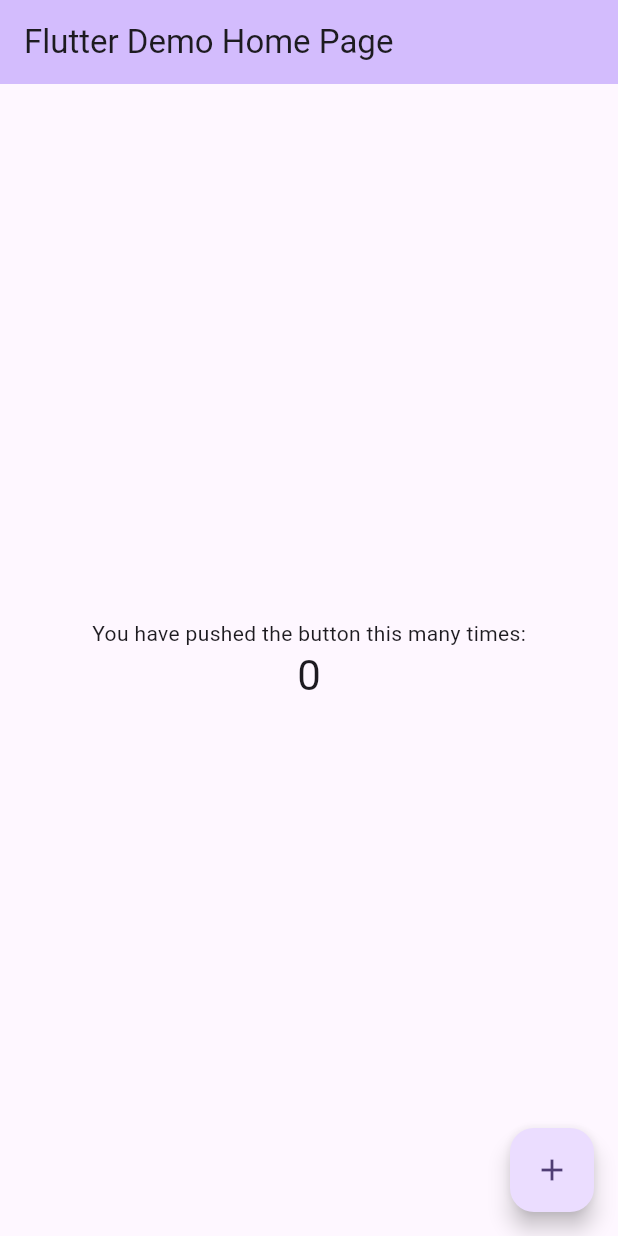
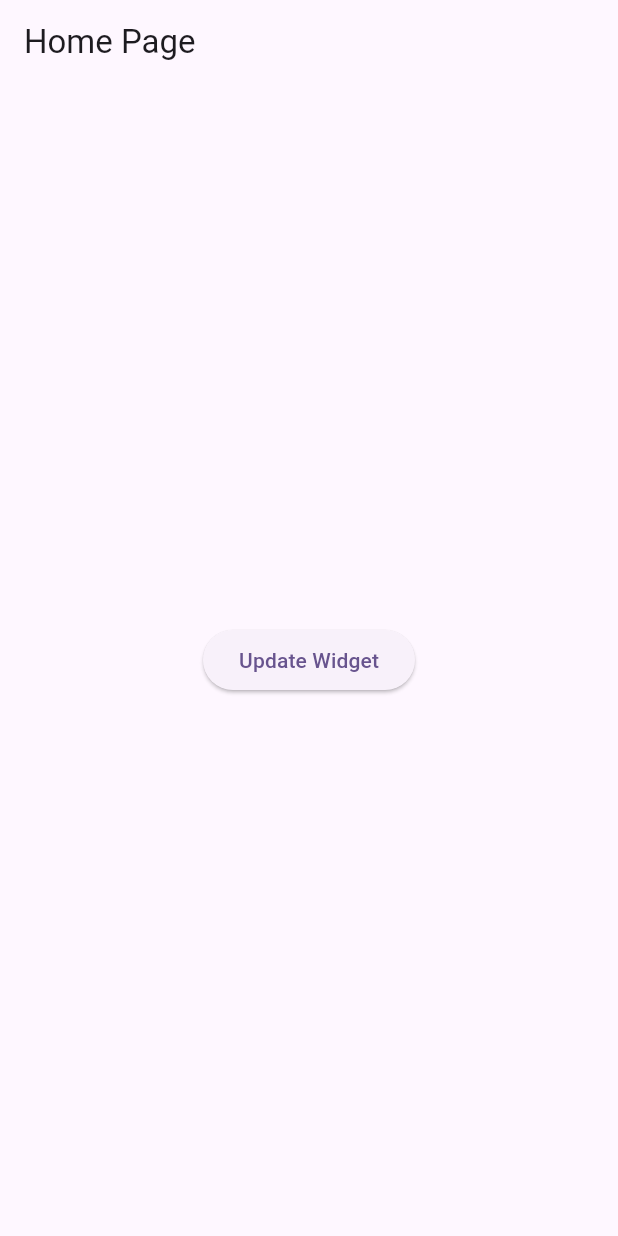
Before and after one commit to hoshi005/home_widget_sample, a Flutter app: the screen it shows after launch, on a phone screen of 412 x 824 dp. Run offline on Flutter 3.47's test engine with Material 3 defaults, Android fonts, the phone set to English and light mode, and no system bars; missing offline and left inert: home_widget.

Commit message:
widget用のパッケージを追加

```diff
--- /dev/null
+++ b/lib/home_page_widget.dart
@@ -0,0 +1,26 @@
+import 'package:flutter/material.dart';
+import 'package:home_widget/home_widget.dart';
+
+class HomePageWidget extends StatelessWidget {
+  const HomePageWidget({super.key});
+
+  @override
+  Widget build(BuildContext context) {
+    return Scaffold(
+      appBar: AppBar(
+        title: const Text('Home Page'),
+      ),
+      body: Center(
+        child: ElevatedButton(
+          onPressed: () {
+            HomeWidget.updateWidget(
+              name: 'MyAppWidgetProvider',
+              androidName: 'MyAppWidgetProvider',
+            );
+          },
+          child: const Text('Update Widget'),
+        ),
+      ),
+    );
+  }
+}
--- a/lib/main.dart
+++ b/lib/main.dart
@@ -1,4 +1,5 @@
 import 'package:flutter/material.dart';
+import 'package:home_widget_sample/home_page_widget.dart';
 
 void main() {
   runApp(const MyApp());
@@ -15,55 +16,7 @@ class MyApp extends StatelessWidget {
         colorScheme: ColorScheme.fromSeed(seedColor: Colors.deepPurple),
         useMaterial3: true,
       ),
-      home: const MyHomePage(title: 'Flutter Demo Home Page'),
+      home: const HomePageWidget(),
     );
   }
 }
-
-class MyHomePage extends StatefulWidget {
-  const MyHomePage({super.key, required this.title});
-
-  final String title;
-
-  @override
-  State<MyHomePage> createState() => _MyHomePageState();
-}
-
-class _MyHomePageState extends State<MyHomePage> {
-  int _counter = 0;
-
-  void _incrementCounter() {
-    setState(() {
-      _counter++;
-    });
-  }
-
-  @override
-  Widget build(BuildContext context) {
-    return Scaffold(
-      appBar: AppBar(
-        backgroundColor: Theme.of(context).colorScheme.inversePrimary,
-        title: Text(widget.title),
-      ),
-      body: Center(
-        child: Column(
-          mainAxisAlignment: MainAxisAlignment.center,
-          children: <Widget>[
-            const Text(
-              'You have pushed the button this many times:',
-            ),
-            Text(
-              '$_counter',
-              style: Theme.of(context).textTheme.headlineMedium,
-            ),
-          ],
-        ),
-      ),
-      floatingActionButton: FloatingActionButton(
-        onPressed: _incrementCounter,
-        tooltip: 'Increment',
-        child: const Icon(Icons.add),
-      ), // This trailing comma makes auto-formatting nicer for build methods.
-    );
-  }
-}
--- a/pubspec.yaml
+++ b/pubspec.yaml
@@ -35,6 +35,7 @@ dependencies:
   # The following adds the Cupertino Icons font to your application.
   # Use with the CupertinoIcons class for iOS style icons.
   cupertino_icons: ^1.0.2
+  home_widget: ^0.4.1
 
 dev_dependencies:
   flutter_test:
```
Also changed, not shown: pubspec.lock, 7 other files.
